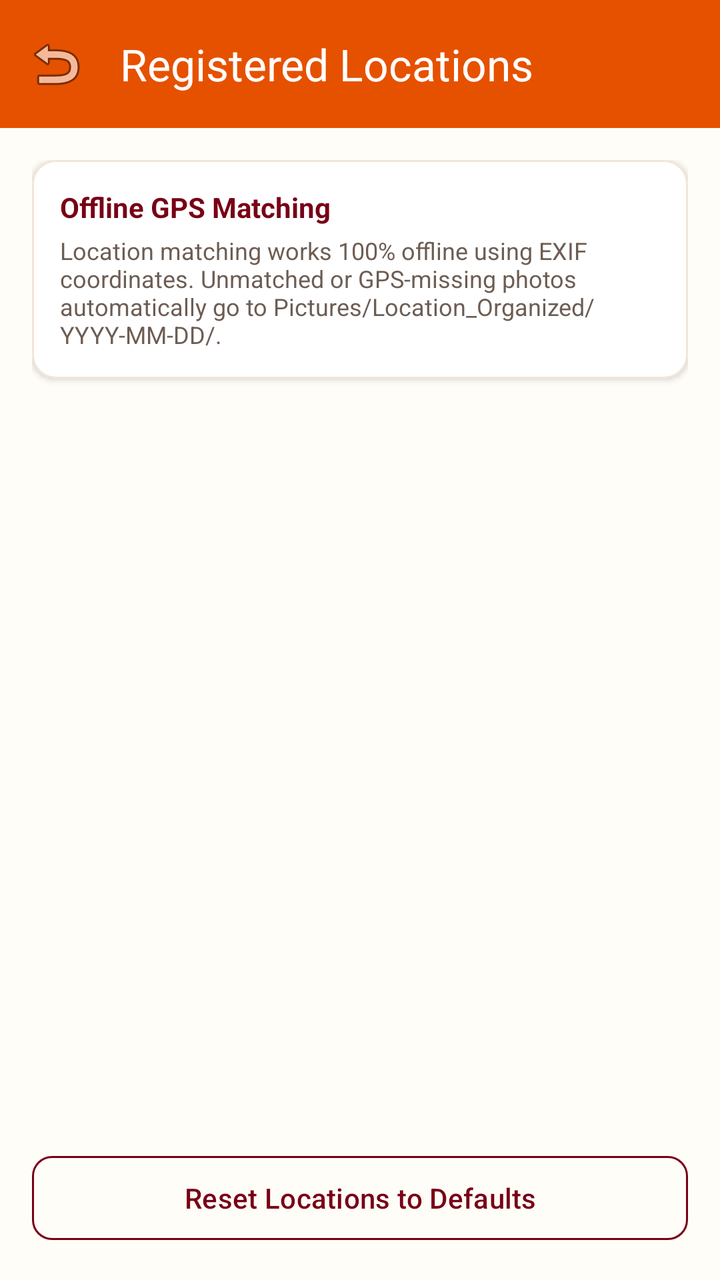
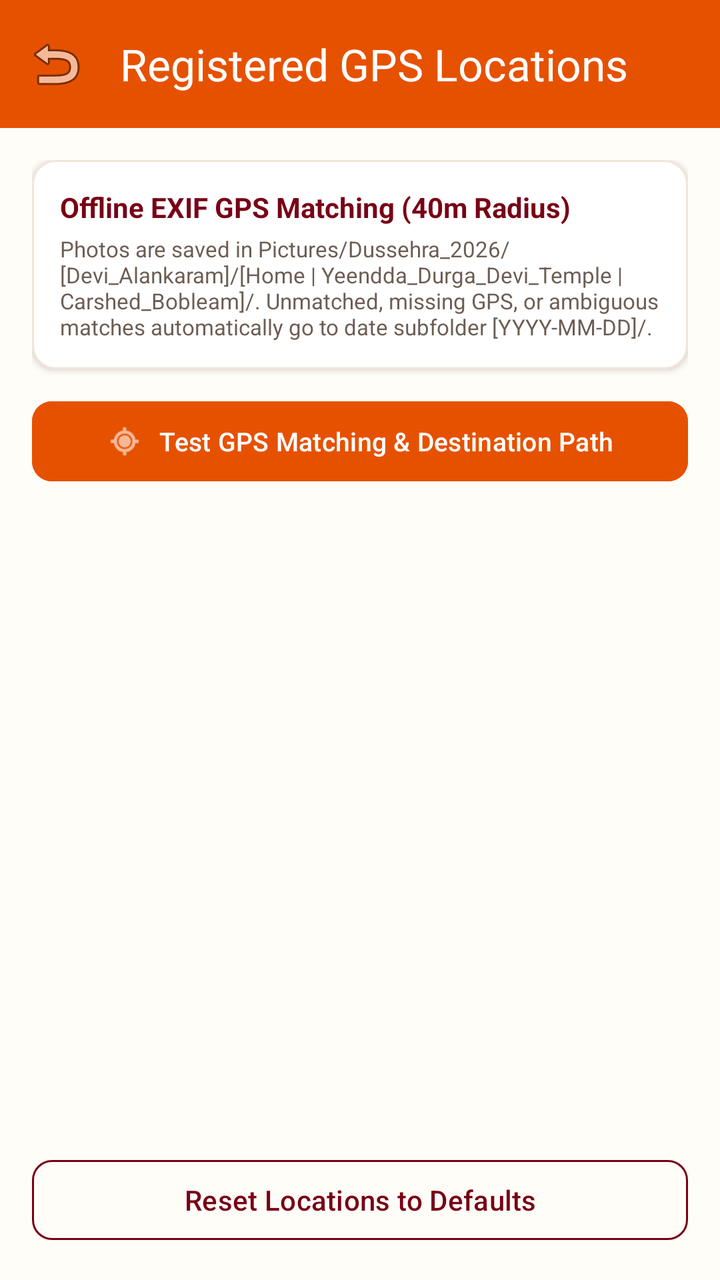

An Android layout rendered at two revisions. The XML below is the earlier revision; the diff shows what the commit changed to produce the second picture.
<!-- AndroidManifest.xml: application theme Theme.DussehraPhotoOrganizer -->
<!-- res/layout/activity_manage_locations.xml -->
<?xml version="1.0" encoding="utf-8"?>
<androidx.coordinatorlayout.widget.CoordinatorLayout
    xmlns:android="http://schemas.android.com/apk/res/android"
    xmlns:app="http://schemas.android.com/apk/res-auto"
    android:layout_width="match_parent"
    android:layout_height="match_parent"
    android:background="@color/cream_background">

    <com.google.android.material.appbar.AppBarLayout
        android:layout_width="match_parent"
        android:layout_height="wrap_content"
        android:background="@color/primary_saffron">

        <com.google.android.material.appbar.MaterialToolbar
            android:id="@+id/toolbarLocations"
            android:layout_width="match_parent"
            android:layout_height="?attr/actionBarSize"
            app:title="Registered Locations"
            app:titleTextColor="@color/text_on_saffron"
            app:navigationIcon="@android:drawable/ic_menu_revert" />
    </com.google.android.material.appbar.AppBarLayout>

    <LinearLayout
        android:layout_width="match_parent"
        android:layout_height="match_parent"
        android:orientation="vertical"
        android:padding="16dp"
        app:layout_behavior="@string/appbar_scrolling_view_behavior">

        
        <com.google.android.material.card.MaterialCardView
            android:layout_width="match_parent"
            android:layout_height="wrap_content"
            app:cardCornerRadius="12dp"
            app:cardElevation="2dp"
            app:strokeColor="@color/card_border"
            app:strokeWidth="1dp"
            app:cardBackgroundColor="@color/white"
            android:layout_marginBottom="12dp">

            <LinearLayout
                android:layout_width="match_parent"
                android:layout_height="wrap_content"
                android:orientation="vertical"
                android:padding="14dp">

                <TextView
                    android:layout_width="wrap_content"
                    android:layout_height="wrap_content"
                    android:text="Offline GPS Matching"
                    android:textSize="14sp"
                    android:textStyle="bold"
                    android:textColor="@color/maroon_kumkum" />

                <TextView
                    android:layout_width="wrap_content"
                    android:layout_height="wrap_content"
                    android:text="Location matching works 100% offline using EXIF coordinates. Unmatched or GPS-missing photos automatically go to Pictures/Location_Organized/YYYY-MM-DD/."
                    android:textSize="12sp"
                    android:textColor="@color/text_secondary"
                    android:layout_marginTop="4dp" />
            </LinearLayout>
        </com.google.android.material.card.MaterialCardView>

        <androidx.recyclerview.widget.RecyclerView
            android:id="@+id/rvLocations"
            android:layout_width="match_parent"
            android:layout_height="0dp"
            android:layout_weight="1"
            android:clipToPadding="false"
            android:paddingBottom="12dp" />

        <com.google.android.material.button.MaterialButton
            android:id="@+id/btnResetLocations"
            android:layout_width="match_parent"
            android:layout_height="50dp"
            android:text="Reset Locations to Defaults"
            style="@style/Widget.Material3.Button.OutlinedButton"
            android:textColor="@color/maroon_kumkum"
            app:strokeColor="@color/maroon_kumkum"
            app:cornerRadius="10dp" />

    </LinearLayout>

</androidx.coordinatorlayout.widget.CoordinatorLayout>
<!-- resources referenced by this layout -->
<resources>
  <color name="card_border">#F3E5D8</color>
  <color name="cream_background">#FFFDF8</color>
  <color name="maroon_kumkum">#780016</color>
  <color name="primary_saffron">#E65100</color>
  <color name="text_on_saffron">#FFFFFF</color>
  <color name="text_secondary">#6D5D53</color>
  <color name="white">#FFFFFF</color>
  <style name="Theme.DussehraPhotoOrganizer" parent="Theme.Material3.DayNight.NoActionBar">
          
          <item name="colorPrimary">@color/primary_saffron</item>
          <item name="colorOnPrimary">@color/text_on_saffron</item>
          <item name="colorPrimaryContainer">@color/primary_saffron_light</item>
          
          
          <item name="colorSecondary">@color/maroon_kumkum</item>
          <item name="colorOnSecondary">@color/text_on_maroon</item>
  
          
          <item name="android:colorBackground">@color/cream_background</item>
          <item name="colorSurface">@color/cream_surface</item>
          <item name="colorOnSurface">@color/text_primary</item>
  
          
          <item name="android:statusBarColor">@color/primary_saffron_dark</item>
          <item name="android:windowLightStatusBar">false</item>
      </style>
  <color name="primary_saffron_light">#FFB74D</color>
  <color name="text_on_maroon">#FFFFFF</color>
  <color name="cream_surface">#FFF8EE</color>
  <color name="text_primary">#2A1810</color>
  <color name="primary_saffron_dark">#BF360C</color>
</resources>

<!-- the commit's change to res/layout/activity_manage_locations.xml (unified diff, before → after) -->
@@ -15,7 +15,7 @@
             android:id="@+id/toolbarLocations"
             android:layout_width="match_parent"
             android:layout_height="?attr/actionBarSize"
-            app:title="Registered Locations"
+            app:title="Registered GPS Locations"
             app:titleTextColor="@color/text_on_saffron"
             app:navigationIcon="@android:drawable/ic_menu_revert" />
     </com.google.android.material.appbar.AppBarLayout>
@@ -47,7 +47,7 @@
                 <TextView
                     android:layout_width="wrap_content"
                     android:layout_height="wrap_content"
-                    android:text="Offline GPS Matching"
+                    android:text="Offline EXIF GPS Matching (40m Radius)"
                     android:textSize="14sp"
                     android:textStyle="bold"
                     android:textColor="@color/maroon_kumkum" />
@@ -55,12 +55,26 @@
                 <TextView
                     android:layout_width="wrap_content"
                     android:layout_height="wrap_content"
-                    android:text="Location matching works 100% offline using EXIF coordinates. Unmatched or GPS-missing photos automatically go to Pictures/Location_Organized/YYYY-MM-DD/."
-                    android:textSize="12sp"
+                    android:text="Photos are saved in Pictures/Dussehra_2026/[Devi_Alankaram]/[Home | Yeendda_Durga_Devi_Temple | Carshed_Bobleam]/. Unmatched, missing GPS, or ambiguous matches automatically go to date subfolder [YYYY-MM-DD]/."
+                    android:textSize="11sp"
                     android:textColor="@color/text_secondary"
                     android:layout_marginTop="4dp" />
             </LinearLayout>
         </com.google.android.material.card.MaterialCardView>
+
+        
+        <com.google.android.material.button.MaterialButton
+            android:id="@+id/btnTestCoordinates"
+            android:layout_width="match_parent"
+            android:layout_height="48dp"
+            android:text="Test GPS Matching &amp; Destination Path"
+            android:textSize="13sp"
+            app:cornerRadius="10dp"
+            android:backgroundTint="@color/primary_saffron"
+            android:textColor="@color/text_on_saffron"
+            app:icon="@android:drawable/ic_menu_mylocation"
+            app:iconGravity="textStart"
+            android:layout_marginBottom="10dp" />
 
         <androidx.recyclerview.widget.RecyclerView
             android:id="@+id/rvLocations"
@@ -68,12 +82,12 @@
             android:layout_height="0dp"
             android:layout_weight="1"
             android:clipToPadding="false"
-            android:paddingBottom="12dp" />
+            android:paddingBottom="8dp" />
 
         <com.google.android.material.button.MaterialButton
             android:id="@+id/btnResetLocations"
             android:layout_width="match_parent"
-            android:layout_height="50dp"
+            android:layout_height="48dp"
             android:text="Reset Locations to Defaults"
             style="@style/Widget.Material3.Button.OutlinedButton"
             android:textColor="@color/maroon_kumkum"
